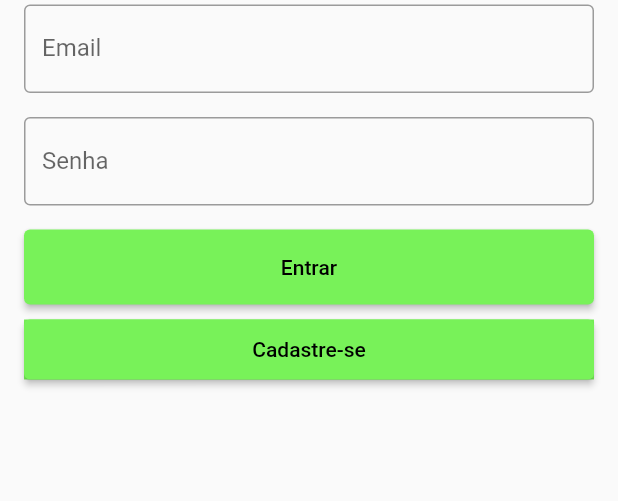
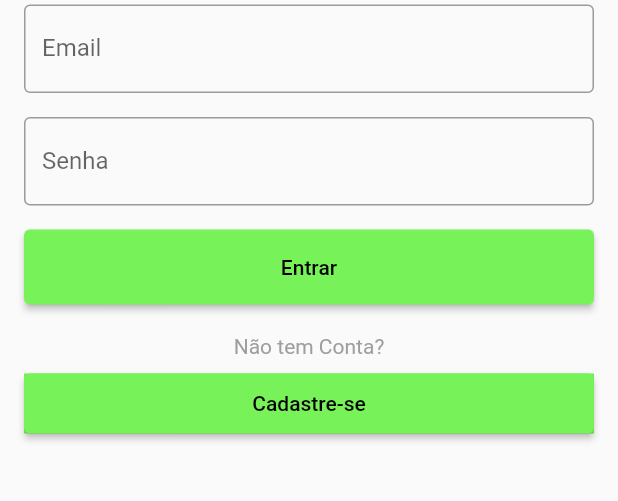
Before and after one commit to MatheusFreire7/flutter_TCC, a Flutter app: the screen it shows after launch, on a phone screen of 412 x 824 dp, the part 258-759 px from its top. Run offline on Flutter 3.47's test engine with Material 2 defaults, Android fonts, the phone set to English and light mode, and no system bars.

Commit message:
pequenas Alterações

```diff
--- a/lib/login.dart
+++ b/lib/login.dart
@@ -1,6 +1,5 @@
 import 'package:flutter/material.dart';
 import 'package:flutter_login/cadastro.dart';
-import 'package:flutter_login/formTreino.dart';
 import 'package:flutter_login/telainicial.dart';
 
 class LoginPage extends StatefulWidget {
@@ -24,10 +23,10 @@ class _LoginPageState extends State<LoginPage> {
   Widget build(BuildContext context) {
     return Scaffold(
       appBar: AppBar(
-        title: Text('Login'),
+        title: const Text('Login'),
       ),
       body: Padding(
-        padding: EdgeInsets.all(16.0),
+        padding: const EdgeInsets.all(16.0),
         child: Form(
           key: _formKey,
           child: Column(
@@ -40,37 +39,37 @@ class _LoginPageState extends State<LoginPage> {
                   child: Image.asset('assets/images/logo.png'),
                 ),
               ),
-              SizedBox(height: 3.0),
+              const SizedBox(height: 3.0),
               TextFormField(
                 controller: _emailController,
-                decoration: InputDecoration(
+                decoration: const InputDecoration(
                   labelText: 'Email',
-                  border: OutlineInputBorder(),
+                  border: const OutlineInputBorder(),
                 ),
                 keyboardType: TextInputType.emailAddress,
                 validator: (value) {
-                  if (value!.isEmpty ) {
+                  if (value!.isEmpty) {
                     return 'Por favor, insira seu email.';
                   }
                   return null;
                 },
               ),
-              SizedBox(height: 16.0),
+              const SizedBox(height: 16.0),
                TextFormField(
                 controller: _passwordController,
-                decoration: InputDecoration(
+                decoration: const InputDecoration(
                   labelText: 'Senha',
                   border: OutlineInputBorder(),
                 ),
                 obscureText: true,
                 validator: (value) {
-                  if (value!.isEmpty ) {
+                  if (value!.isEmpty) {
                     return 'Por favor, insira sua senha.';
                   }
                   return null;
                 },
               ),
-              SizedBox(height: 16.0),
+              const SizedBox(height: 16.0),
               ElevatedButton(
                 onPressed: () {
                   Navigator.push(
@@ -79,29 +78,37 @@ class _LoginPageState extends State<LoginPage> {
                       builder: (context) => TelaInicial(),
                     ),
                   );
-
                 },
                 style: ElevatedButton.styleFrom(
-                primary: Color(0xFF78F259),
-                minimumSize: Size(200, 50), // define o tamanho mínimo do botão
+                  primary: const Color(0xFF78F259),
+                  minimumSize:
+                      const Size(200, 50), // define o tamanho mínimo do botão
                 ),
-                child: Text('Entrar', style: TextStyle(color: Colors.black)),
-
+                child: const Text('Entrar', style: TextStyle(color: Colors.black)),
               ),
-              SizedBox(
+              const SizedBox(
+                height: 20,
+              ),
+              const Center(
+                child: Text(
+                  "Não tem Conta?",
+                  style: TextStyle(color: Colors.grey),
+                ),
+              ),
+              const SizedBox(
                 height: 10,
               ),
               Container(
-              color:  Color(0xFF78F259),
+                color: const Color(0xFF78F259),
                 height: 40,
                 child: ElevatedButton(
                   style: ElevatedButton.styleFrom(
-                  primary: Color(0xFF78F259),
+                    primary: const Color(0xFF78F259),
                   ),
-                child: Text(
+                  child: const Text(
                     "Cadastre-se",
                     textAlign: TextAlign.center,
-                  style: TextStyle(color: Colors.black),
+                    style: const TextStyle(color: Colors.black),
                   ),
                   onPressed: () {
                     Navigator.push(
--- a/lib/main.dart
+++ b/lib/main.dart
@@ -1,4 +1,10 @@
 import 'package:flutter/material.dart';
+import 'package:flutter_login/cadastro.dart';
+import 'package:flutter_login/config.dart';
+import 'package:flutter_login/formTreino.dart';
+import 'package:flutter_login/infoObri.dart';
+import 'package:flutter_login/telainicial.dart';
+import 'package:flutter_login/treino.dart';
 import 'login.dart';
 
 
@@ -12,7 +18,15 @@ class LoginApp extends StatelessWidget {
     return MaterialApp(
       title: 'FitLife',
       debugShowCheckedModeBanner: false,
-      home: LoginPage(),
+       initialRoute: "login",
+      routes: {
+        "login":(context) =>  LoginPage(),
+        "cadastro":(context) => CadastroPage(),
+        "inicial":(context) => TelaInicial(),
+        "form":(context) => FormScreen(),
+        "info":(context) => PersonalInfoForm(),
+        "config":(context) => ConfiguracoesPage()
+      },
     );
   }
 }
--- a/lib/telainicial.dart
+++ b/lib/telainicial.dart
@@ -10,6 +10,7 @@ class TelaInicial extends StatefulWidget {
 
 class _TelaInicialState extends State<TelaInicial> {
 
+  // ignore: prefer_final_fields
   List<String> _items = [
     'Item 1',
     'Item 2',
@@ -75,6 +76,7 @@ class _TelaInicialState extends State<TelaInicial> {
                       Navigator.push(
                             context,
                             MaterialPageRoute(
+                              // ignore: prefer_const_constructors
                               builder: (context) => TelaTreino( title: 'Treino de musculação',
                                                                 description:
                                                                     'Este é um treino completo de musculação, incluindo exercícios para peitoral, costas, pernas e braços. É recomendado realizar este treino 3 vezes por semana para obter os melhores resultados.',
```
Lines whose indentation alone changed are shown as unchanged.
